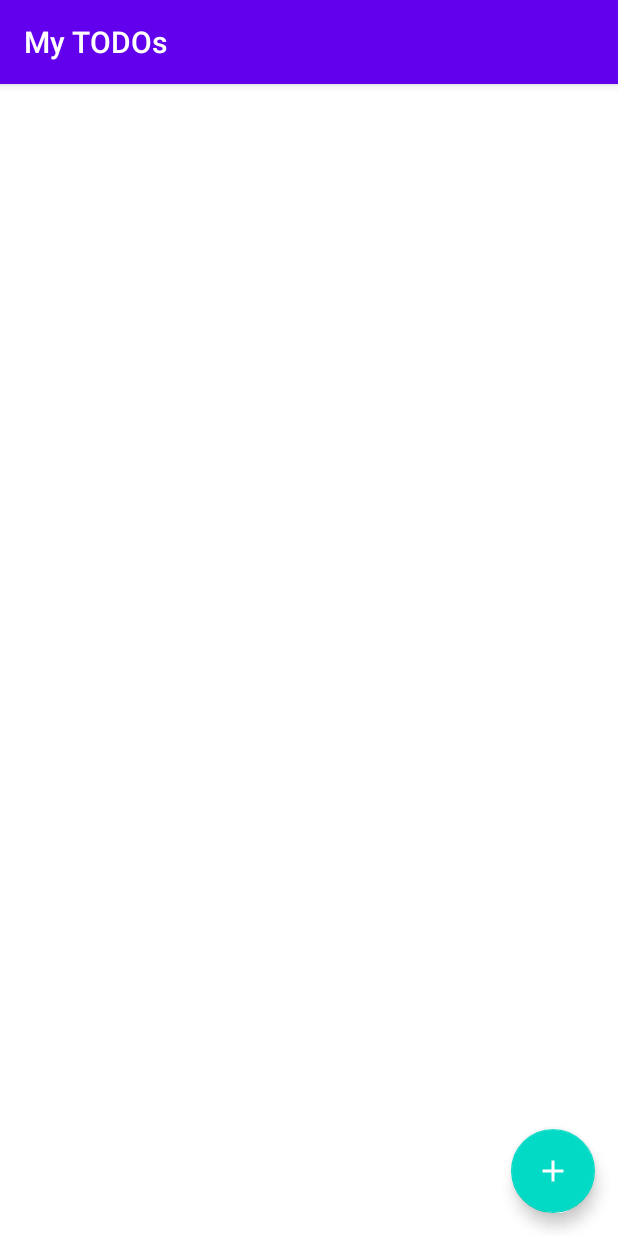
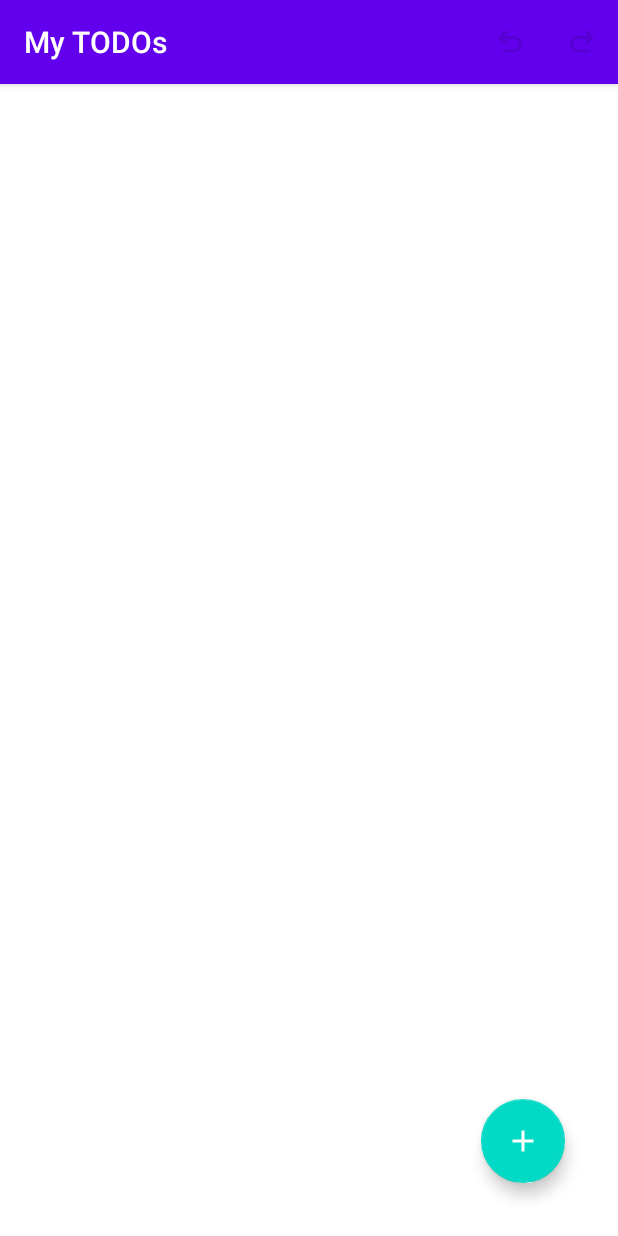
Before and after one commit to emrebasaran2002/room-demo, an Android app: the screen it shows after launch (MainActivity), on a phone screen of 412 x 824 dp. Run offline under Robolectric (Android 15) with nearby library versions, the phone set to English and light mode, and no system bars; our stand-ins replace Room's generated code.

Commit message:
Added undo/redo buttons, also minor revision in TodoRepository

```diff
--- /dev/null
+++ b/app/src/main/java/memre/roomdemo/Extensions.kt
@@ -0,0 +1,11 @@
+package memre.roomdemo
+
+import android.content.Context
+import androidx.annotation.AttrRes
+
+fun Context.getThemeColor(@AttrRes id: Int, default: Int = 0): Int {
+    val arr = obtainStyledAttributes(intArrayOf(id))
+    val color = arr.getColor(0, default)
+    arr.recycle()
+    return color
+}
--- a/app/src/main/java/memre/roomdemo/MainActivity.kt
+++ b/app/src/main/java/memre/roomdemo/MainActivity.kt
@@ -1,8 +1,12 @@
 package memre.roomdemo
 
+import android.content.res.Resources
 import android.os.Bundle
 import android.util.Log
+import android.view.Menu
+import android.view.MenuItem
 import android.widget.Toolbar
+import androidx.appcompat.content.res.AppCompatResources
 import androidx.fragment.app.FragmentActivity
 import androidx.lifecycle.ViewModelProvider
 import com.google.android.material.floatingactionbutton.FloatingActionButton
@@ -43,4 +47,49 @@ class MainActivity : FragmentActivity() {
             Log.v(TAG, "TODOS: $todos")
         }
     }
+
+    override fun onCreateOptionsMenu(menu: Menu): Boolean {
+        super.onCreateOptionsMenu(menu)
+
+        // Get theme colors for enabled/disabled states.
+        val enabledColor = getThemeColor(com.google.android.material.R.attr.colorOnPrimary)
+        val disabledColor = getThemeColor(com.google.android.material.R.attr.colorControlHighlight)
+
+        // Helper for resolving color from enabled/disabled state.
+        fun resolveColor(enabled: Boolean): Int = if (enabled) enabledColor else disabledColor
+
+        // Prepare undo and redo drawables.
+        val undoIcon = AppCompatResources.getDrawable(this, R.drawable.material_undo_24)
+            ?: throw Resources.NotFoundException("Could not get undo icon.")
+        val redoIcon = AppCompatResources.getDrawable(this, R.drawable.material_redo_24)
+            ?: throw Resources.NotFoundException("Could not get redo icon.")
+
+        // Prepare undo button.
+        val undoBtn = menu.add(R.string.undoMenuItemText)
+        undoBtn.setIcon(undoIcon)
+        undoBtn.setOnMenuItemClickListener {
+            mViewModel.undo()
+            true
+        }
+        mViewModel.canUndo.observe(this) { canUndo ->
+            undoBtn.isEnabled = canUndo
+            undoIcon.setTint(resolveColor(canUndo))
+        }
+        undoBtn.setShowAsAction(MenuItem.SHOW_AS_ACTION_ALWAYS)
+
+        // Prepare redo button.
+        val redoBtn = menu.add(R.string.redoMenuItemText)
+        redoBtn.setIcon(redoIcon)
+        redoBtn.setOnMenuItemClickListener {
+            mViewModel.redo()
+            true
+        }
+        mViewModel.canRedo.observe(this) { canRedo ->
+            redoBtn.isEnabled = canRedo
+            redoIcon.setTint(resolveColor(canRedo))
+        }
+        redoBtn.setShowAsAction(MenuItem.SHOW_AS_ACTION_ALWAYS)
+
+        return true
+    }
 }
--- a/app/src/main/java/memre/roomdemo/data/TodoRepository.kt
+++ b/app/src/main/java/memre/roomdemo/data/TodoRepository.kt
@@ -3,9 +3,17 @@ package memre.roomdemo.data
 import android.content.Context
 import androidx.lifecycle.LiveData
 
-class TodoRepository(context: Context) : ITodoRepository {
+class TodoRepository private constructor(private val dao: TodoDao) : ITodoRepository {
 
-    private val dao: TodoDao = TodoDatabase.getInstance(context).getDao()
+    // Constructor to instantiate a production instance of TodoRepository.
+    constructor(context: Context): this(TodoDatabase.getInstance(context).getDao())
+
+    companion object {
+        // Factory function to get a repository implementation that uses an
+        // in-memory fake database dependency.
+        fun getTestInstance(context: Context): ITodoRepository =
+            TodoRepository(TodoDatabase.getTestInstance(context).getDao())
+    }
 
     override fun addTodo(text: String): Long {
         return dao.addTodo(text)
--- /dev/null
+++ b/app/src/main/res/drawable/material_redo_24.xml
@@ -0,0 +1,9 @@
+<vector xmlns:android="http://schemas.android.com/apk/res/android"
+    android:width="24dp"
+    android:height="24dp"
+    android:viewportWidth="960"
+    android:viewportHeight="960">
+  <path
+      android:pathData="M396,760q-97,0 -166.5,-63T160,540q0,-94 69.5,-157T396,320h252L544,216l56,-56 200,200 -200,200 -56,-56 104,-104L396,400q-63,0 -109.5,40T240,540q0,60 46.5,100T396,680h284v80L396,760Z"
+      android:fillColor="#000"/>
+</vector>
--- /dev/null
+++ b/app/src/main/res/drawable/material_undo_24.xml
@@ -0,0 +1,9 @@
+<vector xmlns:android="http://schemas.android.com/apk/res/android"
+    android:width="24dp"
+    android:height="24dp"
+    android:viewportWidth="960"
+    android:viewportHeight="960">
+  <path
+      android:pathData="M280,760v-80h284q63,0 109.5,-40T720,540q0,-60 -46.5,-100T564,400L312,400l104,104 -56,56 -200,-200 200,-200 56,56 -104,104h252q97,0 166.5,63T800,540q0,94 -69.5,157T564,760L280,760Z"
+      android:fillColor="#000"/>
+</vector>
--- a/app/src/main/res/layout/main_activity.xml
+++ b/app/src/main/res/layout/main_activity.xml
@@ -32,8 +32,8 @@
         android:id="@+id/addTodoFAB"
         android:layout_width="wrap_content"
         android:layout_height="wrap_content"
-        android:layout_marginEnd="15dp"
-        android:layout_marginBottom="15dp"
+        android:layout_marginEnd="35dp"
+        android:layout_marginBottom="35dp"
         android:contentDescription="@string/addTodoFABContentDesc"
         android:src="@drawable/baseline_add_24"
         app:layout_constraintBottom_toBottomOf="parent"
--- a/app/src/main/res/values/strings.xml
+++ b/app/src/main/res/values/strings.xml
@@ -3,4 +3,6 @@
     <string name="addTodoFABContentDesc">Add New To-Do</string>
     <string name="mainActivityTitle">My TODOs</string>
     <string name="todoEditButtonContentDesc">Edit To-Do</string>
+    <string name="undoMenuItemText">Undo</string>
+    <string name="redoMenuItemText">Redo</string>
 </resources>
```
